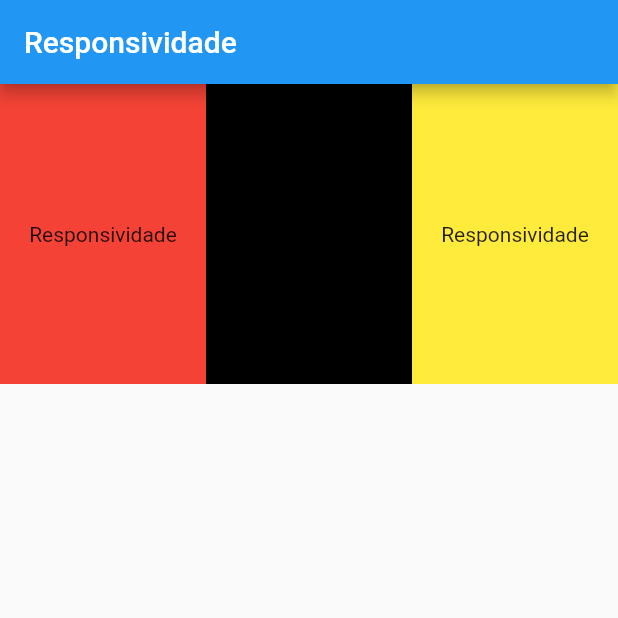
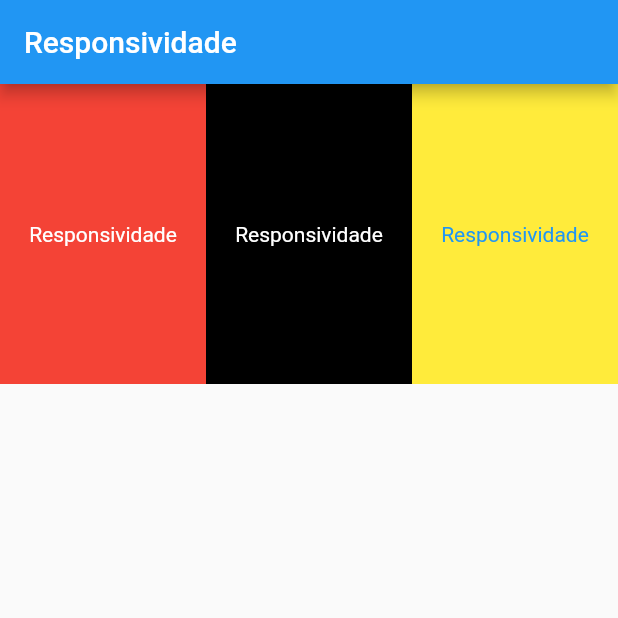
Before and after one commit to helio-andrade/flutter_web, a Flutter app: the screen it shows after launch, on a phone screen of 412 x 824 dp, the top half of it. Run offline on Flutter 3.47's test engine with Material 2 defaults, Android fonts, the phone set to English and light mode, and no system bars.

Commit message:
Update responsividade_media_query.dart

```diff
--- a/lib/responsividade_media_query.dart
+++ b/lib/responsividade_media_query.dart
@@ -10,7 +10,6 @@ class ResponsividadeMediaQuery extends StatefulWidget {
 class _ResponsividadeMediaQueryState extends State<ResponsividadeMediaQuery> {
   @override
   Widget build(BuildContext context) {
-
     // Obtém a largura da tela a partir do MediaQuery
     var largura = MediaQuery.of(context).size.width;
 
@@ -37,7 +36,10 @@ class _ResponsividadeMediaQueryState extends State<ResponsividadeMediaQuery> {
             height: 200,
             color: Colors.red,
             child: const Center(
-              child: Text('Responsividade'),
+              child: Text(
+                'Responsividade',
+                style: TextStyle(color: Colors.white), // Define a cor do texto
+              ),
             ),
           ),
           Container(
@@ -45,7 +47,10 @@ class _ResponsividadeMediaQueryState extends State<ResponsividadeMediaQuery> {
             height: 200,
             color: Colors.black,
             child: const Center(
-              child: Text('Responsividade'),
+              child: Text(
+                'Responsividade',
+                style: TextStyle(color: Colors.white), // Define a cor do texto
+              ),
             ),
           ),
           Container(
@@ -53,7 +58,10 @@ class _ResponsividadeMediaQueryState extends State<ResponsividadeMediaQuery> {
             height: 200,
             color: Colors.yellow,
             child: const Center(
-              child: Text('Responsividade'),
+              child: Text(
+                'Responsividade',
+                style: TextStyle(color: Colors.blue), // Define a cor do texto
+              ),
             ),
           )
         ],
```
